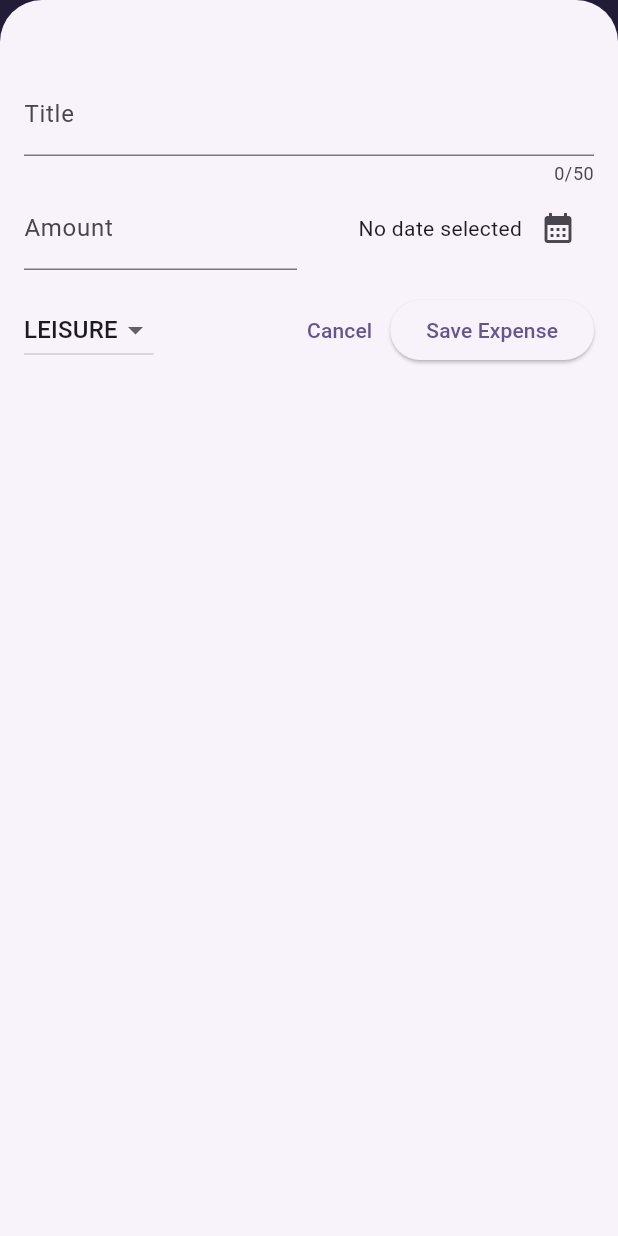
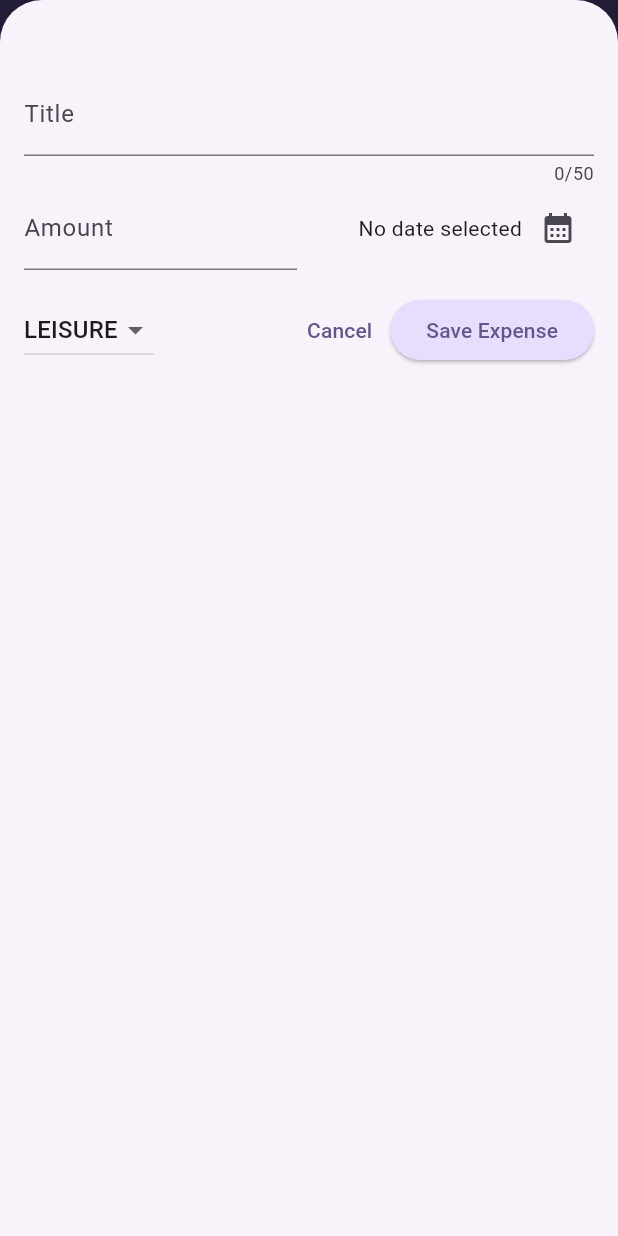
Before and after one commit to ogoigbe12/expense_tracker, a Flutter app: the screen it shows after launch, after a tap on the "add" icon, on a phone screen of 412 x 824 dp. Run offline on Flutter 3.47's test engine with Material 3 defaults, Android fonts, the phone set to English and light mode, and no system bars.

Commit message:
"Add dark theme, update ExpensesItem widget and introduce ExpenseBucket class"
This diff introduces a dark theme for the app with its own color scheme and updates to various widgets to use the new color scheme. It also adds

```diff
--- a/lib/main.dart
+++ b/lib/main.dart
@@ -4,16 +4,54 @@ import 'package:flutter/material.dart';
 var kColorScheme = ColorScheme.fromSeed(
   seedColor: const Color.fromARGB(225, 96, 59, 181),
 );
+var kDarkColorScheme = ColorScheme.fromSeed(
+  brightness: Brightness.dark,
+  seedColor: const Color.fromARGB(225, 5, 99, 125),
+);
 void main() {
   runApp(
     MaterialApp(
       debugShowCheckedModeBanner: false,
+      darkTheme: ThemeData.dark().copyWith(
+        colorScheme: kDarkColorScheme,
+        cardTheme: const CardTheme().copyWith(
+          color: kDarkColorScheme.secondaryContainer,
+          margin: const EdgeInsets.symmetric(
+            horizontal: 16,
+            vertical: 8,
+          ),
+        ),
+        elevatedButtonTheme: ElevatedButtonThemeData(
+          style: ElevatedButton.styleFrom(
+              backgroundColor: kDarkColorScheme.primaryContainer,
+              foregroundColor: kDarkColorScheme.onPrimaryContainer),
+        ),
+      ),
       theme: ThemeData().copyWith(
         colorScheme: kColorScheme,
         appBarTheme: const AppBarTheme().copyWith(
             backgroundColor: kColorScheme.onPrimaryContainer,
             foregroundColor: kColorScheme.primaryContainer),
+        cardTheme: const CardTheme().copyWith(
+          color: kColorScheme.secondaryContainer,
+          margin: const EdgeInsets.symmetric(
+            horizontal: 16,
+            vertical: 8,
+          ),
+        ),
+        elevatedButtonTheme: ElevatedButtonThemeData(
+          style: ElevatedButton.styleFrom(
+              backgroundColor: kColorScheme.primaryContainer),
+        ),
+        textTheme: ThemeData().textTheme.copyWith(
+              titleLarge: TextStyle(
+                fontWeight: FontWeight.bold,
+                color: kColorScheme.onSecondaryContainer,
+                fontSize: 16,
+              ),
+            ),
       ),
+      // themeMode: ThemeMode.system,
       home: const Expense(),
     ),
   );
--- a/lib/widget/expenses_list/expenses_item.dart
+++ b/lib/widget/expenses_list/expenses_item.dart
@@ -15,8 +15,9 @@ class ExpensesItem extends StatelessWidget {
           vertical: 16,
         ),
         child: Column(
+          crossAxisAlignment: CrossAxisAlignment.start,
           children: [
-            Text(expense.title),
+            Text(expense.title, style: Theme.of(context).textTheme.titleLarge,),
             const SizedBox(
               height: 4,
             ),
--- a/lib/widget/expenses_list/list_expenses.dart
+++ b/lib/widget/expenses_list/list_expenses.dart
@@ -14,6 +14,12 @@ class ExpensesList extends StatelessWidget {
     return ListView.builder(
       itemCount: expenses.length,
       itemBuilder: (context, index) => Dismissible(
+        background: Container(
+          color: Theme.of(context).colorScheme.error.withOpacity(0.75),
+          margin: EdgeInsets.symmetric(
+            horizontal: Theme.of(context).cardTheme.margin!.horizontal,
+          ),
+        ),
         onDismissed: (direction) {
           onRemovedExpenses(expenses[index]);
         },
```
Also changed, not shown: lib/models/expenses.dart (+20 -0 lines).
